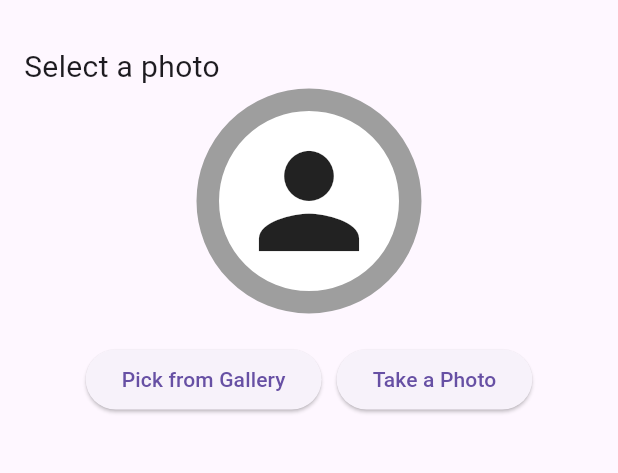
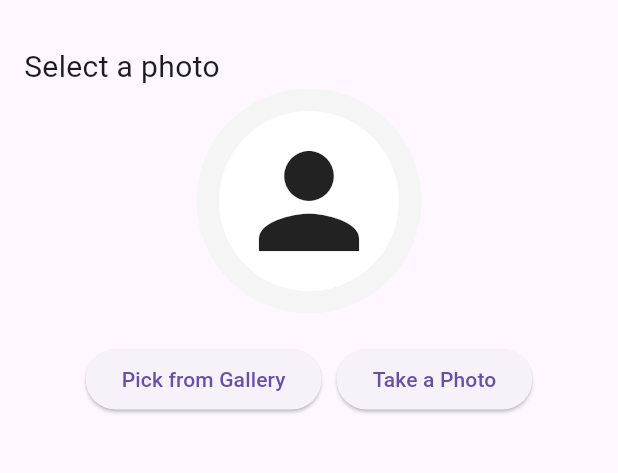
Before and after one commit to zihadsikder/image_picker_getx_project, a Flutter app: the screen it shows after launch, on a phone screen of 412 x 824 dp, the part 63-536 px from its top. Run offline on Flutter 3.47's test engine with Material 3 defaults, Android fonts, the phone set to English and light mode, and no system bars; our stand-ins replace get, image_picker.

Commit message:
container border color change

```diff
--- a/lib/app/modules/home/views/home_view.dart
+++ b/lib/app/modules/home/views/home_view.dart
@@ -33,7 +33,7 @@ class HomeView extends GetView<HomeController> {
                     decoration: BoxDecoration(
                       shape: BoxShape.circle,
                       color: Colors.white,
-                      border: Border.all(width: 15, color: Colors.grey),
+                      border: Border.all(width: 15, color: Colors.grey.shade100),
                     ),
                     child: ClipOval(
                       child: controller.imagePath.value.isEmpty
```
